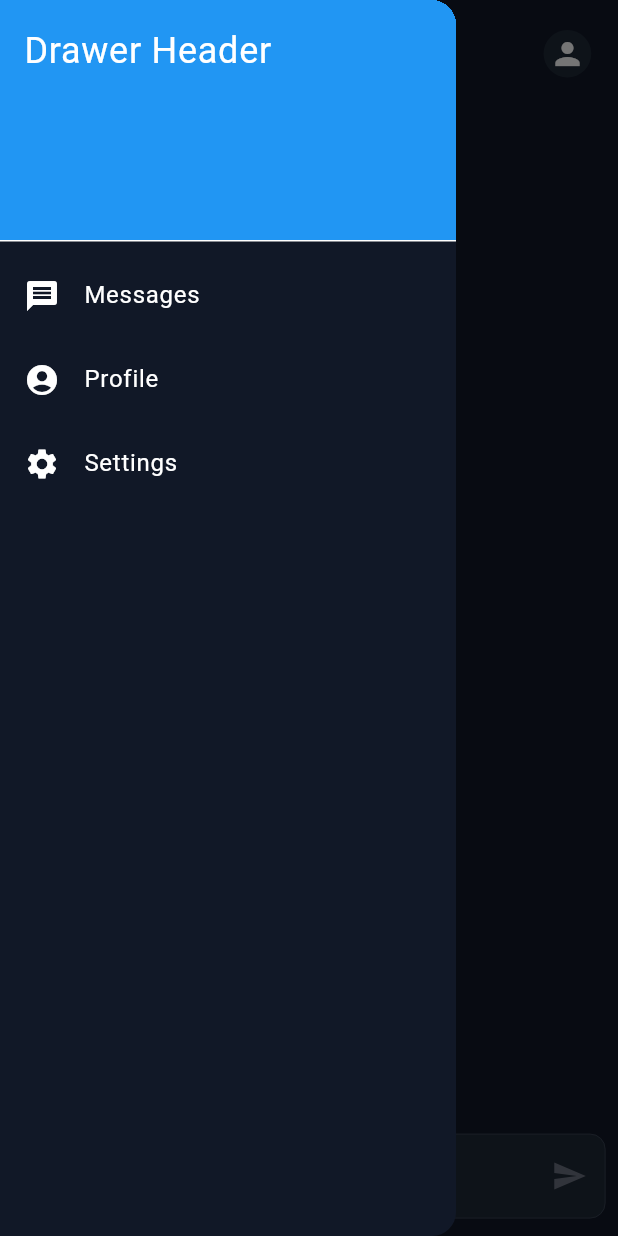
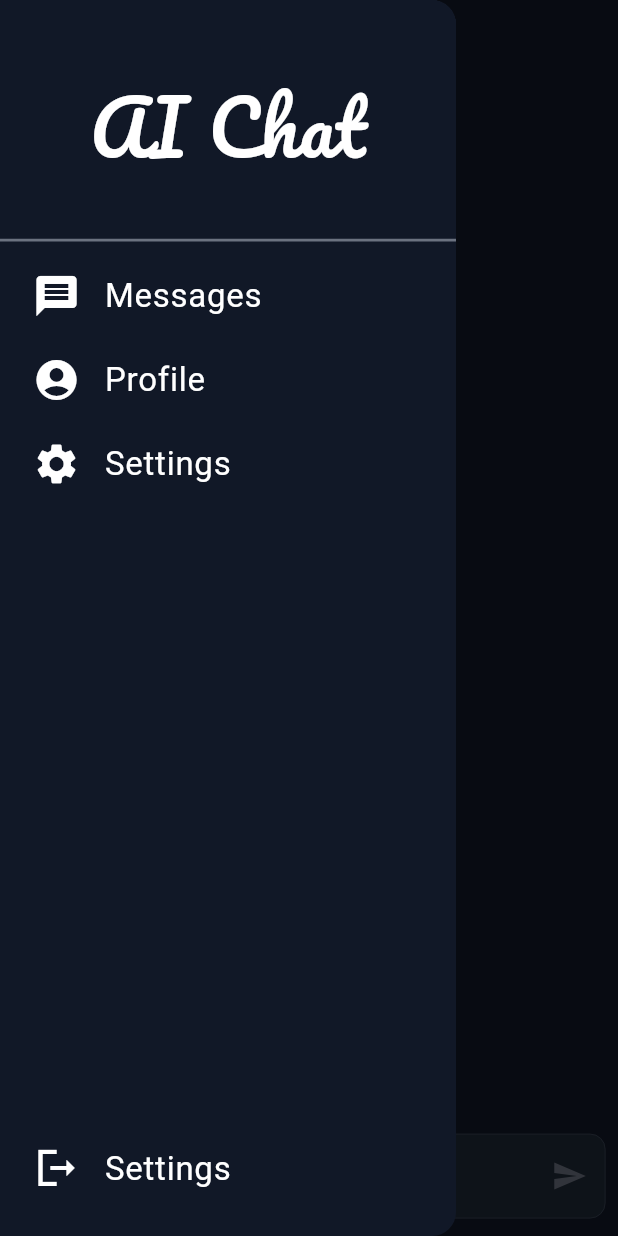
Before and after one commit to yasinowo/chatgpt-with-flutter, a Flutter app: the ChatScreen screen opened directly, with the side drawer open, on a phone screen of 412 x 824 dp. Run offline on Flutter 3.47's test engine with Material 3 defaults, Android fonts, the phone set to English and light mode, and no system bars; our stand-ins replace bloc, dio, flutter_bloc, flutter_screenutil, get_it, shared_preferences and 1 more; missing offline and left inert: stream_typewriter_text; accounts and stored records are empty.

Commit message:
update: appbar => popup delete & fix: drawer => logout

```diff
--- a/lib/components/appbar_global.dart
+++ b/lib/components/appbar_global.dart
@@ -32,16 +32,24 @@ class AppbarGlobal extends StatelessWidget implements PreferredSizeWidget {
               size: 25.sp,
             ),
           ),
-          SizedBox(
-            width: 5.w,
-          ),
+
           Text(
             'AI Assistant',
             style:
                 MyFonts.titleSmall.copyWith(color: theme.colorScheme.tertiary),
           ),
-          const Spacer(),
-          PopupMenuButton<String>(
+          SizedBox(
+            width: 25.w,
+          )
+          // const Spacer(),
+          // popupMenu(theme, context),
+        ],
+      ),
+    );
+  }
+
+  PopupMenuButton<String> popupMenu(ThemeData theme, BuildContext context) {
+    return PopupMenuButton<String>(
       color: theme.colorScheme.surface,
       icon: CircleAvatar(
         backgroundColor: theme.colorScheme.inversePrimary,
@@ -79,9 +87,6 @@ class AppbarGlobal extends StatelessWidget implements PreferredSizeWidget {
           // ),
         ];
       },
-          ),
-        ],
-      ),
     );
   }
 
--- a/lib/components/drawer_global.dart
+++ b/lib/components/drawer_global.dart
@@ -1,48 +1,106 @@
 import 'package:flutter/material.dart';
+import 'package:flutter_bloc/flutter_bloc.dart';
+import 'package:flutter_screenutil/flutter_screenutil.dart';
+import 'package:my_chat_gpt/bloc/auth/auth_bloc.dart';
+import 'package:my_chat_gpt/screens/login_screen.dart';
+import 'package:my_chat_gpt/them/fonts_style.dart';
+import 'package:my_chat_gpt/util/auth_manager.dart';
 
 class DrawerGlobal extends StatelessWidget {
   const DrawerGlobal({super.key});
 
   @override
   Widget build(BuildContext context) {
-    return Drawer(
-      child: ListView(
-        padding: EdgeInsets.zero,
+    var theme = Theme.of(context);
+    return Theme(
+      data: theme.copyWith(
+        dividerTheme: DividerThemeData(
+          color: theme.colorScheme.primary,
+          thickness: 2,
+        ),
+      ),
+      child: Drawer(
+        child: Column(
           children: <Widget>[
-          const DrawerHeader(
+            DrawerHeader(
               decoration: BoxDecoration(
-              color: Colors.blue,
+                color: theme.colorScheme.surface,
               ),
+              child: Center(
                 child: Text(
-              'Drawer Header',
-              style: TextStyle(
-                color: Colors.white,
-                fontSize: 24,
+                  'AI Chat',
+                  style: MyFonts.titleLarge
+                      .copyWith(color: theme.colorScheme.tertiary),
                 ),
               ),
             ),
-          ListTile(
-            leading: const Icon(Icons.message),
-            title: const Text('Messages'),
+            Padding(
+              padding: EdgeInsets.symmetric(horizontal: 5.w),
+              child: ListTile(
+                leading: Icon(Icons.message,
+                    size: 28.sp, color: theme.colorScheme.tertiary),
+                title: Text(
+                  'Messages',
+                  style: MyFonts.bodyLarge
+                      .copyWith(color: theme.colorScheme.tertiary),
+                ),
                 onTap: () {
+                  Navigator.pop(context);
                   // Handle item tap
                 },
               ),
-          ListTile(
-            leading: const Icon(Icons.account_circle),
-            title: const Text('Profile'),
+            ),
+            Padding(
+              padding: EdgeInsets.symmetric(horizontal: 5.w),
+              child: ListTile(
+                leading: Icon(Icons.account_circle,
+                    size: 28.sp, color: theme.colorScheme.tertiary),
+                title: Text('Profile',
+                    style: MyFonts.bodyLarge
+                        .copyWith(color: theme.colorScheme.tertiary)),
                 onTap: () {
-              // Handle item tap
+                  Navigator.pushNamed(context, '/profile');
                 },
               ),
-          ListTile(
-            leading: const Icon(Icons.settings),
-            title: const Text('Settings'),
+            ),
+            Padding(
+              padding: EdgeInsets.symmetric(horizontal: 5.w),
+              child: ListTile(
+                leading: Icon(Icons.settings,
+                    size: 28.sp, color: theme.colorScheme.tertiary),
+                title: Text('Settings',
+                    style: MyFonts.bodyLarge
+                        .copyWith(color: theme.colorScheme.tertiary)),
                 onTap: () {
-              // Handle item tap
+                  Navigator.pushNamed(context, '/setting');
                 },
               ),
+            ),
+            const Spacer(),
+            Padding(
+              padding: EdgeInsets.symmetric(horizontal: 5.w),
+              child: ListTile(
+                leading: Icon(Icons.logout_sharp,
+                    size: 28.sp, color: theme.colorScheme.tertiary),
+                title: Text('Settings',
+                    style: MyFonts.bodyLarge
+                        .copyWith(color: theme.colorScheme.tertiary)),
+                onTap: () {
+                  AuthManager.logout();
+                  Navigator.of(context).pushReplacement(
+                    MaterialPageRoute(
+                      builder: (context) => BlocProvider(
+                        create: (context) => AuthBloc(),
+                        child: const LoginScreen(),
+                      ),
+                    ),
+                  );
+                },
+              ),
+            ),
+            SizedBox(height: 15.w)
           ],
+        ),
       ),
     );
   }
--- a/lib/main.dart
+++ b/lib/main.dart
@@ -9,7 +9,9 @@ import 'package:my_chat_gpt/data/database/chat_database.dart';
 import 'package:my_chat_gpt/data/di.dart';
 import 'package:my_chat_gpt/screens/chat_screen.dart';
 import 'package:my_chat_gpt/screens/login_screen.dart';
+import 'package:my_chat_gpt/screens/profile_screen.dart';
 import 'package:my_chat_gpt/screens/register_screen.dart';
+import 'package:my_chat_gpt/screens/setting_screen.dart';
 import 'package:my_chat_gpt/them/dark_mode.dart';
 import 'package:my_chat_gpt/them/theme.dart';
 import 'package:my_chat_gpt/util/auth_manager.dart';
@@ -43,6 +45,8 @@ class MyApp extends StatelessWidget {
             '/register': (context) => const RegisterScreen(),
             '/login': (context) => const LoginScreen(),
             '/chat': (context) => const ChatScreen(),
+            '/setting': (context) => const SettingScreen(),
+            '/profile': (context) => const ProfileScreen(),
           },
           // You can use the library anywhere in the app even in theme
           home: child,
--- /dev/null
+++ b/lib/screens/profile_screen.dart
@@ -0,0 +1,15 @@
+import 'package:flutter/material.dart';
+import 'package:my_chat_gpt/components/appbar_global.dart';
+
+class ProfileScreen extends StatelessWidget {
+  const ProfileScreen({super.key});
+
+  @override
+  Widget build(BuildContext context) {
+    return Scaffold(
+      appBar: AppBar(
+        title: Text('profile'),
+      ),
+    );
+  }
+}
--- /dev/null
+++ b/lib/screens/setting_screen.dart
@@ -0,0 +1,14 @@
+import 'package:flutter/material.dart';
+
+class SettingScreen extends StatelessWidget {
+  const SettingScreen({super.key});
+
+  @override
+  Widget build(BuildContext context) {
+    return Scaffold(
+      appBar: AppBar(
+        title: Text('setting'),
+      ),
+    );
+  }
+}
```
Lines whose indentation alone changed are shown as unchanged.
